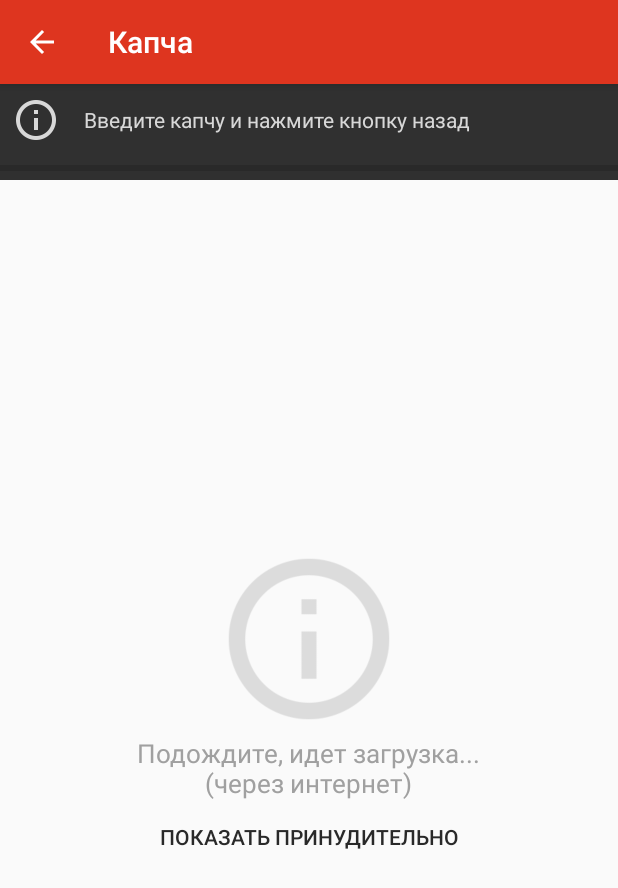
After one commit to iamkatrechko/AutoRuNotify, an Android app: the fragment EnterCaptchaFragment placed in its activity, on a phone screen of 412 x 824 dp. The commit adds this screen. Shown: the top 888 px of the screen. Run offline under Robolectric (Android 15) with nearby library versions, the phone set to English and light mode, and no system bars; 1 statement that could not run was skipped.

Commit message:
Добавлено уведомление о вводе капчи

```diff
--- a/app/src/main/AndroidManifest.xml
+++ b/app/src/main/AndroidManifest.xml
@@ -33,6 +33,10 @@
             android:label="@string/title_activity_browser"
             android:theme="@style/AppTheme.NoActionBar"/>
         <activity
+            android:name=".activity.EnterCaptchaActivity"
+            android:label="@string/captcha"
+            android:theme="@style/AppTheme.NoActionBar"/>
+        <activity
             android:name=".activity.SettingsActivity"
             android:label="Настройки"
             android:parentActivityName=".activity.MainActivity">
--- /dev/null
+++ b/app/src/main/java/com/ramgaunt/autorunotify/activity/EnterCaptchaActivity.java
@@ -0,0 +1,41 @@
+package com.ramgaunt.autorunotify.activity;
+
+import android.os.Bundle;
+import android.support.annotation.Nullable;
+import android.support.v4.app.FragmentManager;
+import android.support.v7.app.ActionBar;
+import android.support.v7.app.AppCompatActivity;
+import android.support.v7.widget.Toolbar;
+
+import com.ramgaunt.autorunotify.R;
+import com.ramgaunt.autorunotify.fragment.EnterCaptchaFragment;
+
+/**
+ * @author iamkatrechko
+ *         Date: 05.05.2017
+ */
+public class EnterCaptchaActivity extends AppCompatActivity {
+
+
+    @Override
+    protected void onCreate(@Nullable Bundle savedInstanceState) {
+        super.onCreate(savedInstanceState);
+        setContentView(R.layout.activity_browser);
+        Toolbar toolbar = (Toolbar) findViewById(R.id.toolbar);
+        setSupportActionBar(toolbar);
+        ActionBar actionBar = getSupportActionBar();
+        if (actionBar != null) {
+            // Show the Up button in the action bar.
+            actionBar.setDisplayHomeAsUpEnabled(true);
+        }
+
+        String URI = "https://m.auto.ru/cars/lexus/gx/all/?image=true&sort_offers=cr_date-DESC&page_num_offers=1";
+
+        FragmentManager fragmentManager = getSupportFragmentManager();
+        if (fragmentManager.getFragments() == null) {
+            fragmentManager.beginTransaction()
+                    .replace(R.id.container, EnterCaptchaFragment.newInstance(URI))
+                    .commit();
+        }
+    }
+}
--- a/app/src/main/java/com/ramgaunt/autorunotify/entity/Article.java
+++ b/app/src/main/java/com/ramgaunt/autorunotify/entity/Article.java
@@ -43,6 +43,10 @@ public class Article {
     private static final Pattern patternDate = Pattern.compile("\"freshDate\":\"(.*?)\"");
     /** Паттерн для поиска URL изображения */
     private static final Pattern patternImgUrl = Pattern.compile("\"cover\":\"(.*?)\"");
+
+    public Article(String s, boolean s2) {
+        mTitle = s;
+    }
 
     /**
      * Конструктор
--- /dev/null
+++ b/app/src/main/java/com/ramgaunt/autorunotify/fragment/EnterCaptchaFragment.java
@@ -0,0 +1,157 @@
+package com.ramgaunt.autorunotify.fragment;
+
+import android.content.SharedPreferences;
+import android.graphics.Bitmap;
+import android.os.Bundle;
+import android.preference.PreferenceManager;
+import android.support.v4.app.Fragment;
+import android.view.LayoutInflater;
+import android.view.View;
+import android.view.ViewGroup;
+import android.webkit.CookieManager;
+import android.webkit.WebChromeClient;
+import android.webkit.WebView;
+import android.webkit.WebViewClient;
+import android.widget.LinearLayout;
+import android.widget.ProgressBar;
+import android.widget.Toast;
+
+import com.ramgaunt.autorunotify.R;
+
+import java.util.ArrayList;
+
+public class EnterCaptchaFragment extends Fragment {
+    private static String TAG = "BrowserActivityFragment";
+
+    private WebView mWebView;
+    private LinearLayout linEmpty;
+    private ProgressBar mProgressBar;
+
+    public static EnterCaptchaFragment newInstance(String uri) {
+        EnterCaptchaFragment fragment = new EnterCaptchaFragment();
+
+        Bundle args = new Bundle();
+        args.putString("URI", uri);
+        fragment.setArguments(args);
+        return fragment;
+    }
+
+    @Override
+    public View onCreateView(LayoutInflater inflater, ViewGroup container,
+                             Bundle savedInstanceState) {
+        View v = inflater.inflate(R.layout.fragment_captcha, container, false);
+
+        final String URI = getArguments().getString("URI");
+
+        mWebView = (WebView) v.findViewById(R.id.webView);
+        linEmpty = (LinearLayout) v.findViewById(R.id.linEmpty);
+        mProgressBar = (ProgressBar) v.findViewById(R.id.fragment_photo_page_progress_bar);
+        v.findViewById(R.id.button3).setOnClickListener(new View.OnClickListener() {
+            @Override
+            public void onClick(View view) {
+                showWebView(true);
+            }
+        });
+
+
+        mProgressBar.setMax(100); // Значения в диапазоне 0-100
+        mWebView.getSettings().setJavaScriptEnabled(true);
+
+        mWebView.loadUrl(URI);
+
+        mWebView.setWebChromeClient(new WebChromeClient() {
+            public void onProgressChanged(WebView webView, int newProgress) {
+                if (newProgress == 100) {
+                    mProgressBar.setVisibility(View.GONE);
+                } else {
+                    mProgressBar.setVisibility(View.VISIBLE);
+                    mProgressBar.setProgress(newProgress);
+                }
+            }
+        });
+
+        mWebView.setWebViewClient(new WebViewClient() {
+            @Override
+            public void onPageFinished(WebView view, String url) {
+                super.onPageFinished(view, url);
+                /*String js = "javascript:document.getElementsByClassName('b-header')[0].style.display = \"none\";" +
+                        "document.getElementsByClassName('b-tabs')[0].style.display = \"none\";" +
+                        "document.getElementsByClassName('b-nav-helper')[0].style.display = \"none\";" +
+                        "document.getElementsByClassName('control-self-submit')[0].value = \"Поиск\";";
+                if (Build.VERSION.SDK_INT >= 19) {
+                    view.evaluateJavascript(js, new ValueCallback<String>() {
+                        @Override
+                        public void onReceiveValue(String s) {
+                            Log.d(TAG, "onReceiveValue");
+                        }
+                    });
+                } else {
+                    view.loadUrl(js);
+                }*/
+                showWebView(true);
+            }
+
+            @Override
+            public void onPageStarted(WebView view, String url, Bitmap favicon) {
+                super.onPageStarted(view, url, favicon);
+                String cookie = CookieManager.getInstance().getCookie(url);
+                int i = 0;
+                if (!url.contains("captcha") && cookie.contains("spravka")) {
+                    String[] split = cookie.split(";");
+                    int length = split.length;
+                    while (i < length) {
+                        if (split[i].toLowerCase().contains("spravka")) {
+                            SharedPreferences defaultSharedPreferences = PreferenceManager.getDefaultSharedPreferences(getActivity());
+                            defaultSharedPreferences.edit().putString("cookie", CookieManager.getInstance().getCookie(url)).apply();
+                            defaultSharedPreferences.edit().putString("useragent", mWebView.getSettings().getUserAgentString()).apply();
+                            //getActivity().finish();
+                        }
+                        i++;
+                    }
+                }
+            }
+
+            /*
+            @Override
+            public boolean shouldOverrideUrlLoading(WebView view, String url) {
+                if (!checkURL(url)) return true;
+                Log.d(TAG, url);
+                Intent i = new Intent();
+                i.putExtra("ResultURI", url);
+                getActivity().setResult(Activity.RESULT_OK, i);
+                getActivity().finish();
+                return true;
+            }*/
+        });
+
+        return v;
+    }
+
+    /**
+     * Проверяет URL на правильность возвращаемого адреса с параметрами поиска
+     * @param url Проверяемый URL
+     * @return true - ссылка верная, false - ссылка не верна
+     */
+    private boolean checkURL(String url){
+        ArrayList<String> URLs = new ArrayList<>();
+        URLs.add("https://m.avito.ru/add");
+        URLs.add("https://m.avito.ru/");
+        URLs.add("https://m.avito.ru/favorites");
+        URLs.add("https://m.avito.ru/profile");
+        if (URLs.indexOf(url) != -1){
+            Toast.makeText(getActivity(), "Не та кнопка ;)", Toast.LENGTH_SHORT).show();
+            return false;
+        }else{
+            if (url.contains("hist_back=1")) {
+                Toast.makeText(getActivity(), "Не та кнопка ;)", Toast.LENGTH_SHORT).show();
+                return false;
+            }
+        }
+        return true;
+    }
+
+    private void showWebView(boolean showWebView){
+        mWebView.setVisibility(showWebView ? View.VISIBLE : View.GONE);
+        linEmpty.setVisibility(showWebView ? View.GONE : View.VISIBLE);
+    }
+}
--- /dev/null
+++ b/app/src/main/res/layout/fragment_captcha.xml
@@ -0,0 +1,75 @@
+<LinearLayout xmlns:android="http://schemas.android.com/apk/res/android"
+    android:layout_width="match_parent"
+    android:layout_height="match_parent"
+    android:orientation="vertical"
+    >
+
+    <LinearLayout
+        android:orientation="horizontal"
+        android:layout_width="match_parent"
+        android:layout_height="48dp"
+        android:gravity="center_vertical"
+        android:background="#303030">
+
+        <ImageView
+            android:layout_width="32dp"
+            android:layout_height="32dp"
+            android:src="@drawable/ic_info"
+            android:layout_margin="8dp"
+            android:tint="#d8d8d8"/>
+
+        <TextView
+            android:layout_width="wrap_content"
+            android:layout_height="wrap_content"
+            android:text="@string/captcha_enter_help"
+            android:id="@+id/textView3"
+            android:layout_marginLeft="8dp"
+            android:textColor="#d8d8d8"/>
+    </LinearLayout>
+
+    <ProgressBar
+        android:id="@+id/fragment_photo_page_progress_bar"
+        android:layout_width="match_parent"
+        android:layout_height="wrap_content"
+        style="?android:attr/progressBarStyleHorizontal"
+        android:background="#303030"
+        android:layout_weight="0"/>
+
+    <WebView
+        android:layout_width="match_parent"
+        android:layout_height="match_parent"
+        android:id="@+id/webView"
+        android:layout_weight="1"
+        android:visibility="gone"/>
+
+    <LinearLayout
+        android:orientation="vertical"
+        android:layout_width="match_parent"
+        android:layout_height="match_parent"
+        android:id="@+id/linEmpty"
+        android:gravity="center">
+
+        <ImageView
+            android:layout_width="128dp"
+            android:layout_height="128dp"
+            android:src="@drawable/ic_info_big"
+            android:tint="#dcdcdc"/>
+
+        <TextView
+            android:layout_width="270dp"
+            android:layout_height="wrap_content"
+            android:text="Подождите, идет загрузка... (через интернет)"
+            android:textColor="#a0a0a0"
+            android:textSize="17sp"
+            android:gravity="center_horizontal"/>
+
+        <Button
+            android:layout_width="wrap_content"
+            android:layout_height="wrap_content"
+            android:text="Показать принудительно"
+            android:id="@+id/button3"
+            android:background="#00000000"
+            android:singleLine="true"
+            android:textColor="#292929"/>
+    </LinearLayout>
+</LinearLayout>
--- a/app/src/main/res/values/strings.xml
+++ b/app/src/main/res/values/strings.xml
@@ -28,6 +28,12 @@
     <string name="not_work_2">Если у вас телефон <b>Meizu (оболочка Flyme OS)</b>, то требуется добавить программу в исключения. Для этого зайдите в \"Настройки\" -> \"Безопасность\"  -> \"Управление питанием\" -> \"Управление спящим режимом\".</string>
     <string name="not_work_3">Если у вас телефон <b>Xiaomi (оболочка MIUI)</b>, значит оболочка блокирует фоновую работу приложения, поэтому вы не получаете уведомления. Для решения проблемы зайдите в пункт \"Безопасность\" -> \"Батарея\" -> \"Экономия энергии\" -> \"Avito автопоиск\" -> \"Нет ограничений\". Также возможно необходимо будет включить уведомления в пунктах \"Уведомления\" и \"Автозапуск\".</string>
     <string name="not_work_4">Если вышеописанные действия не помогают, напишите разработчику.</string>
+
+    <string name="captcha">Капча</string>
+    <string name="captcha_find">Найдена капча</string>
+    <string name="captcha_next">Для продолжение необходимо ввести капчу. Нажмите на уведомление</string>
+    <string name="captcha_enter">Ввести капчу</string>
+    <string name="captcha_enter_help">Введите капчу и нажмите кнопку назад</string>
 
     <string-array name="periods">
         <item>Каждую минуту</item>
```
Also changed, not shown: app/src/main/java/com/ramgaunt/autorunotify/ArticleSearcher.java (+5 -2 lines), app/src/main/java/com/ramgaunt/autorunotify/DownloadManager.java (+20 -1 lines), app/src/main/java/com/ramgaunt/autorunotify/fragment/MainActivityFragment.java (+13 -30 lines), app/src/main/java/com/ramgaunt/autorunotify/service/SearchIntentService.java (+32 -0 lines), app/src/main/res/layout/fragment_main.xml (+12 -7 lines).
